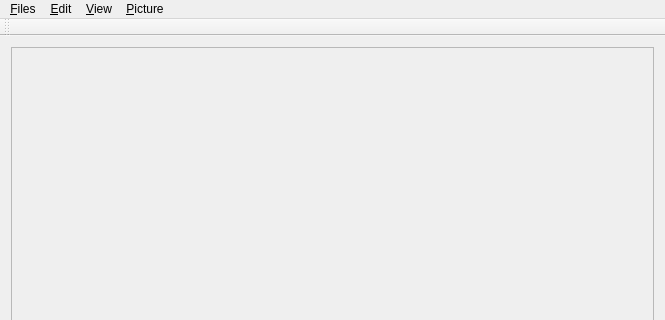
Old version of the form mainwindow.ui in the repository jmlich/geotagging; both pictures show x 0 to 665 and y 0 to 320 of the 665 by 458 pixel window.
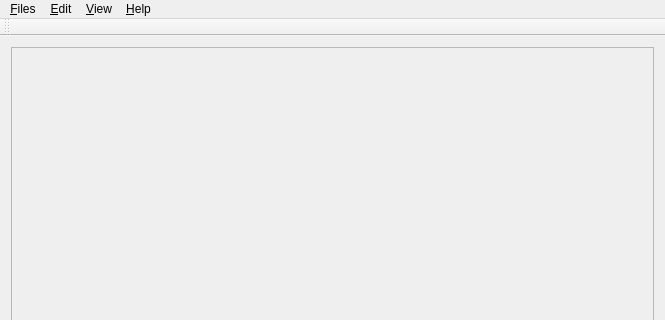
New version of the form. Icons and pictures are not drawn. Custom widgets are drawn as their Qt base class.

Commit message: Add about dialog with version and license

Patch:
```diff
--- a/mainwindow.ui
+++ b/mainwindow.ui
@@ -55,7 +55,7 @@
      <x>0</x>
      <y>0</y>
      <width>665</width>
-     <height>22</height>
+     <height>21</height>
     </rect>
    </property>
    <widget class="QMenu" name="menuOpen">
@@ -101,16 +101,16 @@
     <addaction name="menuDateTimeFormat"/>
     <addaction name="menuDisplayedImageInformations"/>
    </widget>
-   <widget class="QMenu" name="menuPicture">
+   <widget class="QMenu" name="menuHelp">
     <property name="title">
-     <string>&amp;Picture</string>
+     <string>&amp;Help</string>
     </property>
     <addaction name="actionSynchronize_with_GPS_route"/>
    </widget>
    <addaction name="menuOpen"/>
    <addaction name="menuEdit"/>
    <addaction name="menuView"/>
-   <addaction name="menuPicture"/>
+   <addaction name="menuHelp"/>
   </widget>
   <widget class="QToolBar" name="mainToolBar">
    <attribute name="toolBarArea">
```
Left out of the diff: 13 changed lines with no effect on the pictures. The commit also changes 6 other files.
